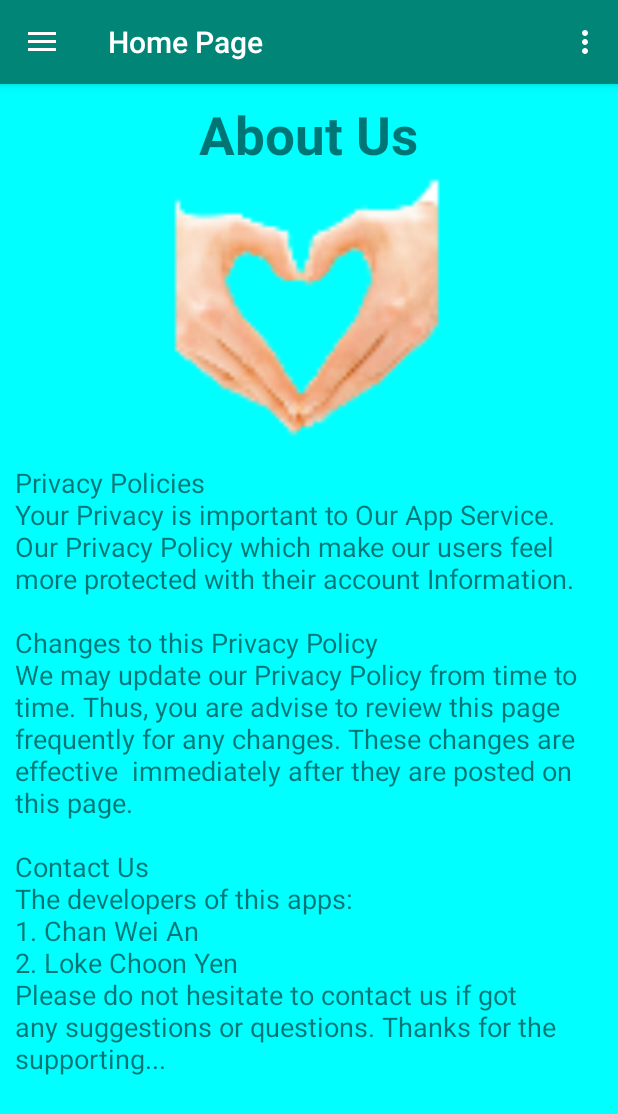
After one commit to weianchan/GiveMeYourHand, an Android app: the fragment AboutFragment placed in its activity, on a phone screen of 412 x 824 dp. The commit adds this screen. Shown: the top 1114 px of the screen. Run offline under Robolectric (Android 15) with nearby library versions, the phone set to English and light mode, and no system bars; our stand-ins replace Firebase (no records; nobody signed in at launch, a user with empty details on screens opened directly), Picasso; libraries missing offline, so code that uses them is left out: id.zelory.compressor; pictures from the network do not load.

Commit message:
Settings UI

```diff
--- /dev/null
+++ b/app/src/main/java/student/assignment/taruc/givemeyourhand/AboutFragment.java
@@ -0,0 +1,40 @@
+package student.assignment.taruc.givemeyourhand;
+
+import android.os.Bundle;
+import android.support.v4.app.Fragment;
+import android.view.LayoutInflater;
+import android.view.View;
+import android.view.ViewGroup;
+import android.widget.TextView;
+
+import org.w3c.dom.Text;
+
+public class AboutFragment extends Fragment {
+
+    TextView about;
+    public AboutFragment() {
+
+    }
+
+    public View onCreateView(LayoutInflater inflater, ViewGroup container,
+                             Bundle savedInstanceState)
+    {
+        View view = inflater.inflate(R.layout.about_fragment, container, false);
+        about = (TextView) view.findViewById(R.id.about_text);
+        return view;
+
+    }
+
+    public void onStart() {
+
+        super.onStart();
+        String abtStr = "Privacy Policies \n" + "Your Privacy is important to Our App Service. Our Privacy Policy which make our users feel more protected with their account Information." +
+                "\n\nChanges to this Privacy Policy\n" +
+                "We may update our Privacy Policy from time to time. Thus, you are advise to review this page frequently for any changes. "+
+                "These changes are effective  immediately after they are posted on this page.\n\n"+
+                "Contact Us\n" + "The developers of this apps: \n" + "1. Chan Wei An \n2. Loke Choon Yen \n" + "Please do not hesitate to contact us if got any suggestions or questions. "+
+                "Thanks for the supporting...";
+        about.setText(abtStr);
+    }
+
+}
--- a/app/src/main/java/student/assignment/taruc/givemeyourhand/UploadPostFragment.java
+++ b/app/src/main/java/student/assignment/taruc/givemeyourhand/UploadPostFragment.java
@@ -1,3 +1,5 @@
+
+
 package student.assignment.taruc.givemeyourhand;
 
 
--- /dev/null
+++ b/app/src/main/res/layout/about_fragment.xml
@@ -0,0 +1,36 @@
+<?xml version="1.0" encoding="utf-8"?>
+<RelativeLayout xmlns:android="http://schemas.android.com/apk/res/android"
+    android:layout_width="match_parent"
+    android:layout_height="match_parent"
+    android:padding="10dp"
+    android:background="@color/cyan">
+
+    <TextView
+        android:layout_width="wrap_content"
+        android:layout_height="wrap_content"
+        android:layout_alignParentTop="true"
+        android:layout_centerHorizontal="true"
+        android:text="About Us"
+        android:textSize="35dp"
+        android:id="@+id/about_title"
+        android:textStyle="bold"/>
+
+    <ImageView
+        android:id="@+id/image_logo"
+        android:layout_width="200dp"
+        android:layout_height="200dp"
+        android:layout_alignParentTop="true"
+        android:layout_centerHorizontal="true"
+        android:layout_marginTop="43dp"
+        android:background="@mipmap/ic_hand_logo"
+        android:layout_below="@+id/about_title"/>
+
+    <TextView
+        android:id="@+id/about_text"
+        android:layout_width="match_parent"
+        android:layout_height="wrap_content"
+        android:textSize="18dp"
+        android:textStyle="normal"
+        android:layout_below="@+id/image_logo"/>
+
+</RelativeLayout>
--- a/app/src/main/res/menu/activity_main_drawer.xml
+++ b/app/src/main/res/menu/activity_main_drawer.xml
@@ -13,13 +13,13 @@
             android:icon="@drawable/ic_public_24dp"
             android:title="Post new Activity" />
         <item
-            android:id="@+id/nav_slideshow"
-            android:icon="@drawable/ic_menu_slideshow"
-            android:title="Slideshow" />
+            android:id="@+id/nav_setting"
+            android:icon="@drawable/ic_settings_black_24dp"
+            android:title="Settings" />
         <item
-            android:id="@+id/nav_manage"
-            android:icon="@drawable/ic_menu_manage"
-            android:title="Tools" />
+            android:id="@+id/nav_about"
+            android:icon="@drawable/ic_phone_black_24dp"
+            android:title="About Us" />
     </group>
 
     <item
--- a/app/src/main/res/values/strings.xml
+++ b/app/src/main/res/values/strings.xml
@@ -55,4 +55,7 @@
     <string name="like">Like</string>
     <string name="view_comment">View Comment</string>
     <string name="report">Report</string>
+    <string name="give_me_your_hand">Give Me Your Hand</string>
+    <string name="change_language">Change Language</string>
+    <string name="home_page">Home Page</string>
 </resources>
```
Also changed, not shown: app/src/main/AndroidManifest.xml (+19 -9 lines), app/src/main/java/student/assignment/taruc/givemeyourhand/LanguageActivity.java (added, +47 -0 lines), app/src/main/java/student/assignment/taruc/givemeyourhand/MainActivity.java (+6 -1 lines), app/src/main/java/student/assignment/taruc/givemeyourhand/SettingFragment.java (added, +64 -0 lines), app/src/main/res/layout/activity_language.xml (added, +15 -0 lines), app/src/main/res/layout/settings_fragment.xml (added, +11 -0 lines).
